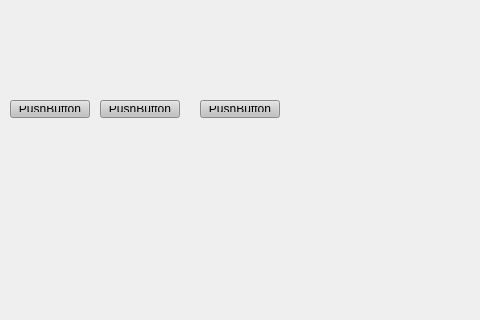
silpac-12/CS4076_Project, file CS4076/mainwindow.ui: the form before one commit; both pictures show x 0 to 480 and y 0 to 320 of the 800 by 600 pixel window.
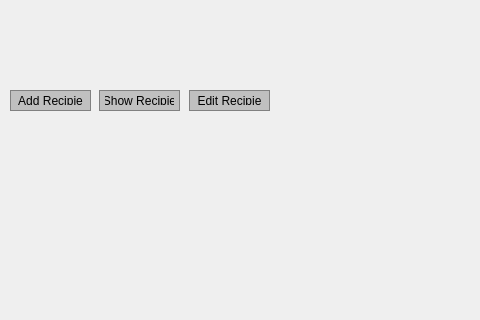
The form after the commit.

Diff of the .ui file:
```diff
--- a/CS4076/mainwindow.ui
+++ b/CS4076/mainwindow.ui
@@ -17,9 +17,9 @@
    <widget class="QWidget" name="gridLayoutWidget">
     <property name="geometry">
      <rect>
-      <x>30</x>
+      <x>10</x>
       <y>10</y>
-      <width>160</width>
+      <width>261</width>
       <height>80</height>
      </rect>
     </property>
@@ -29,15 +29,15 @@
     <property name="geometry">
      <rect>
       <x>10</x>
-      <y>100</y>
-      <width>80</width>
-      <height>18</height>
+      <y>90</y>
+      <width>81</width>
+      <height>21</height>
      </rect>
     </property>
     <property name="styleSheet">
      <string notr="true">QPushButton{
 	background-color:#C0C0C0;
-	broder: 1px solid grey;
+	border: 1px solid grey;
 	padding: 5px;
 }
 
@@ -48,22 +48,22 @@
 }</string>
     </property>
     <property name="text">
-     <string>PushButton</string>
+     <string>Add Recipie</string>
     </property>
    </widget>
    <widget class="QPushButton" name="pushButton_2">
     <property name="geometry">
      <rect>
-      <x>100</x>
-      <y>100</y>
-      <width>80</width>
-      <height>18</height>
+      <x>99</x>
+      <y>90</y>
+      <width>81</width>
+      <height>21</height>
      </rect>
     </property>
     <property name="styleSheet">
      <string notr="true">QPushButton{
 	background-color:#C0C0C0;
-	broder: 1px solid grey;
+	border: 1px solid grey;
 	padding: 5px;
 }
 
@@ -74,22 +74,22 @@
 }</string>
     </property>
     <property name="text">
-     <string>PushButton</string>
+     <string>Show Recipie</string>
     </property>
    </widget>
    <widget class="QPushButton" name="pushButton_3">
     <property name="geometry">
      <rect>
-      <x>200</x>
-      <y>100</y>
-      <width>80</width>
-      <height>18</height>
+      <x>189</x>
+      <y>90</y>
+      <width>81</width>
+      <height>21</height>
      </rect>
     </property>
     <property name="styleSheet">
      <string notr="true">QPushButton{
 	background-color:#C0C0C0;
-	broder: 1px solid grey;
+	border: 1px solid grey;
 	padding: 5px;
 }
 
@@ -100,7 +100,7 @@
 }</string>
     </property>
     <property name="text">
-     <string>PushButton</string>
+     <string>Edit Recipie</string>
     </property>
    </widget>
   </widget>
```
Left out of the diff: 12 changed lines with no effect on the pictures.
